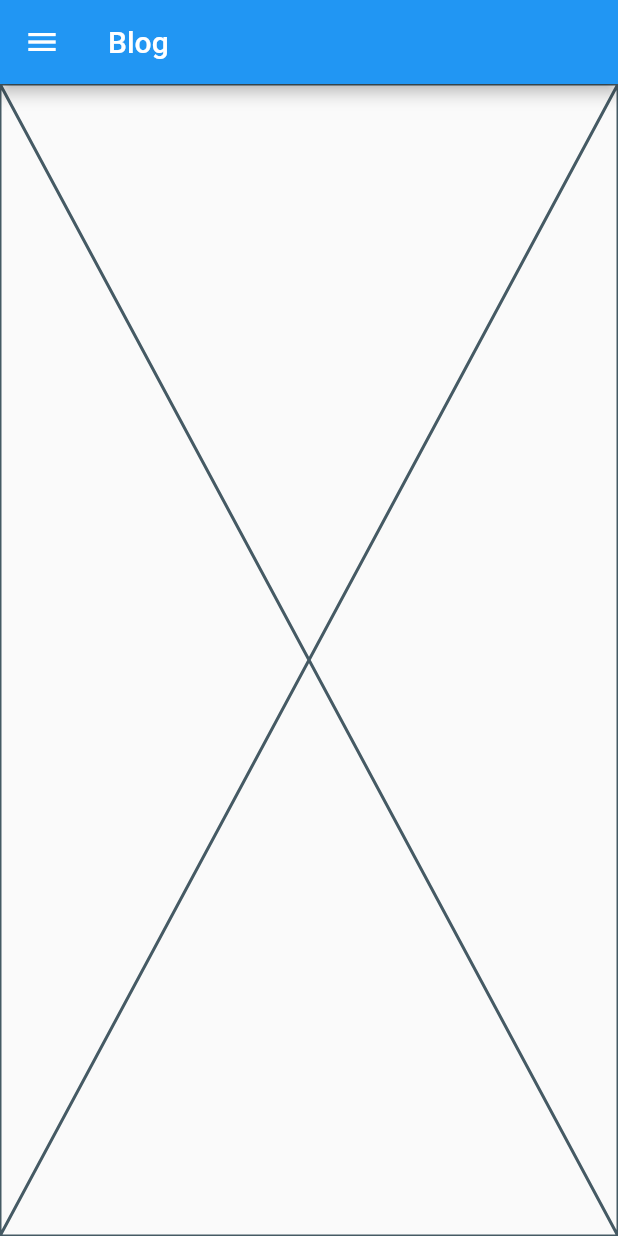
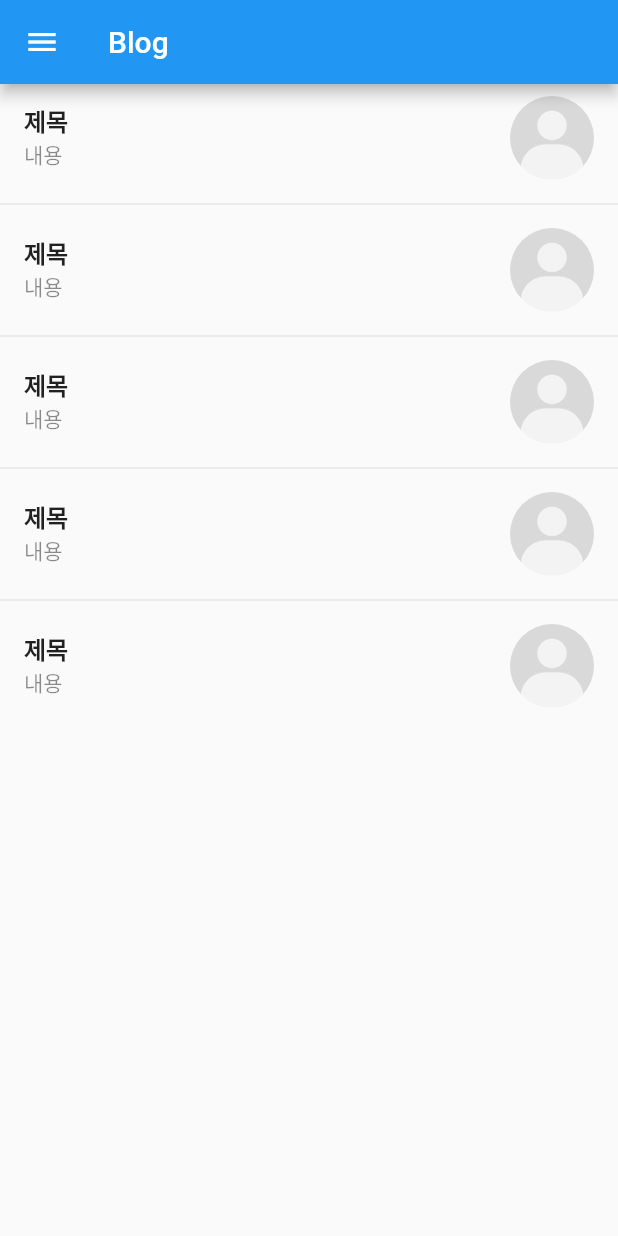
Before and after one commit to codingspecialist/flutter-blog-riverpod-2023-last, a Flutter app: the PostListPage screen opened by its route, on a phone screen of 412 x 824 dp. Run offline on Flutter 3.47's test engine with Material 2 defaults, Android fonts, the phone set to English and light mode, and no system bars; our stand-ins replace flutter_riverpod, flutter_svg, validators.

Commit message:
게시물 목록 바디 및 아이템 구현
- post_list_body.dart 및 post_list_item.dart 구현

```diff
--- a/lib/views/pages/post/post_list_page/components/post_list_body.dart
+++ b/lib/views/pages/post/post_list_page/components/post_list_body.dart
@@ -1,10 +1,24 @@
 import 'package:flutter/material.dart';
+import 'package:flutter_blog_2/views/pages/post/post_list_page/components/post_list_item.dart';
 
 class PostListBody extends StatelessWidget {
   const PostListBody({Key? key}) : super(key: key);
 
   @override
   Widget build(BuildContext context) {
-    return const Placeholder();
+
+    return ListView.separated(
+      itemCount: 5,
+      itemBuilder: (context, index) {
+        return InkWell(
+          onTap: () {
+          },
+          child: PostListItem(),
+        );
+      },
+      separatorBuilder: (context, index) {
+        return const Divider();
+      },
+    );
   }
 }
--- a/lib/views/pages/post/post_list_page/components/post_list_item.dart
+++ b/lib/views/pages/post/post_list_page/components/post_list_item.dart
@@ -5,6 +5,18 @@ class PostListItem extends StatelessWidget {
 
   @override
   Widget build(BuildContext context) {
-    return const Placeholder();
+    return ListTile(
+      title: Text("제목", style: TextStyle(fontWeight: FontWeight.bold)),
+      subtitle: Text(
+        "내용",
+        style: TextStyle(color: Colors.black45),
+        overflow: TextOverflow.ellipsis,
+        maxLines: 1,
+      ),
+      trailing: ClipRRect(
+        borderRadius: BorderRadius.circular(50), // 네모난 이미지를 동그랗게 만들기 위한 값 설정
+        child: Image.asset('assets/default_profile.png'), // 네모난 이미지
+      ),
+    );
   }
 }
```
